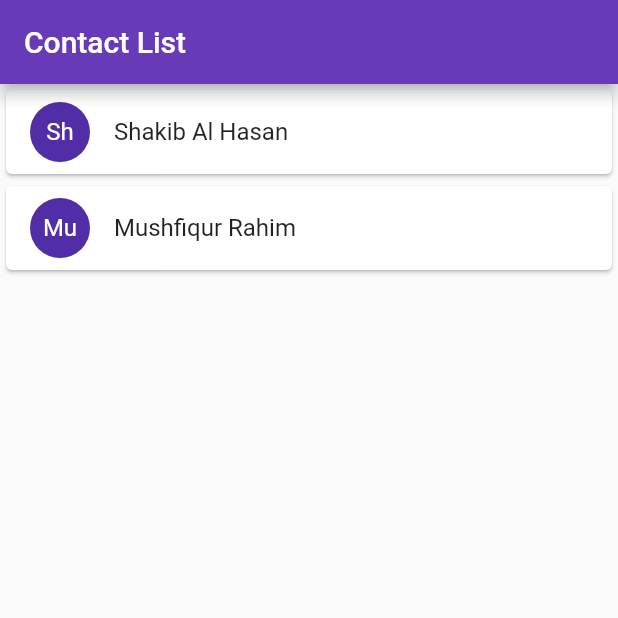
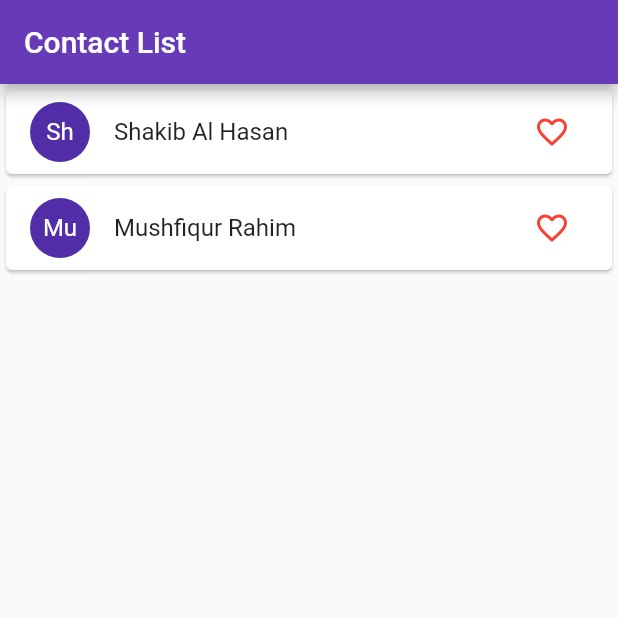
Before and after one commit to ebrahim48/Contact_App-Project, a Flutter app: the screen it shows after launch, on a phone screen of 412 x 824 dp, the top half of it. Run offline on Flutter 3.47's test engine with Material 2 defaults, Android fonts, the phone set to English and light mode, and no system bars; our stand-ins replace image_picker.

Commit message:
provider add and delete

```diff
--- a/lib/models/contact_model.dart
+++ b/lib/models/contact_model.dart
@@ -8,6 +8,7 @@ class ContactModel {
   String? image;
   String? gender;
   String? website;
+  bool favorite;
 
   ContactModel({this.id,
     required this.name,
@@ -17,7 +18,8 @@ class ContactModel {
     this.dob,
     this.image,
     this.gender,
-    this.website});
+    this.website,
+    this.favorite = false});
 
   @override
   String toString() {
--- a/lib/pages/contact_list_page.dart
+++ b/lib/pages/contact_list_page.dart
@@ -22,13 +22,24 @@ class _ContactListPageState extends State<ContactListPage> {
         title: const
         Text('Contact List'),
       ),
-
    body: Consumer<ContactProvider>(
      builder: (context,provider,_) => ListView.builder(
        itemCount: provider.contactList.length,
        itemBuilder: (context,index){
          final contact = provider.contactList[index];
-         return Card(
+         return Dismissible(
+           key: UniqueKey(),
+           direction: DismissDirection.endToStart,
+           background: Container(
+             alignment: Alignment.center,
+             color: Colors.blue,
+             child: Icon(Icons.delete, size: 35, color: Colors.white,),
+           ),
+           confirmDismiss: showConfirmationDialog,
+           onDismissed: (direction) {
+             provider.deleteContact(contact);
+           },
+           child: Card(
              child: ListTile(
                onTap: () =>
                    Navigator.pushNamed(
@@ -38,12 +49,18 @@ class _ContactListPageState extends State<ContactListPage> {
                  child: Text(contact.name.substring(0,2)),
                ),
                title: Text(contact.name),
+               trailing: IconButton(
+                 icon: Icon(contact.favorite ? Icons.favorite:Icons.favorite_border,color: Colors.red,),
+                 onPressed: () {
+                   provider.updateFavorite(index);
+                 },
+               ),
+             ),
            ),
          );
      }
      ),
    ),
-
       floatingActionButton: FloatingActionButton(
         onPressed: () =>
             Navigator.pushNamed(
@@ -53,4 +70,24 @@ class _ContactListPageState extends State<ContactListPage> {
       ),
     );
   }
+  Future<bool?>showConfirmationDialog(DismissDirection direction) {
+    return showDialog(context: context, builder: (context) => AlertDialog(
+      title: const Text('Delete'),
+      content: const Text('Sure to delete this item'),
+      actions: [
+        TextButton(
+            onPressed: () {
+              Navigator.pop(context,false);
+            },
+          child: const Text('CANCEL'),
+        ),
+        TextButton(
+          onPressed: () {
+            Navigator.pop(context,true);
+          },
+          child: const Text('YES'),
+        ),
+      ],
+    ));
   }
+}
--- a/lib/pages/new_contact_page.dart
+++ b/lib/pages/new_contact_page.dart
@@ -1,5 +1,4 @@
 import 'dart:io';
-
 import 'package:addressbook_app_practice/models/contact_model.dart';
 import 'package:addressbook_app_practice/provider/contact_provider.dart';
 import 'package:flutter/cupertino.dart';
```
Also changed, not shown: lib/provider/contact_provider.dart (+9 -0 lines). Lines whose indentation alone changed are shown as unchanged.
